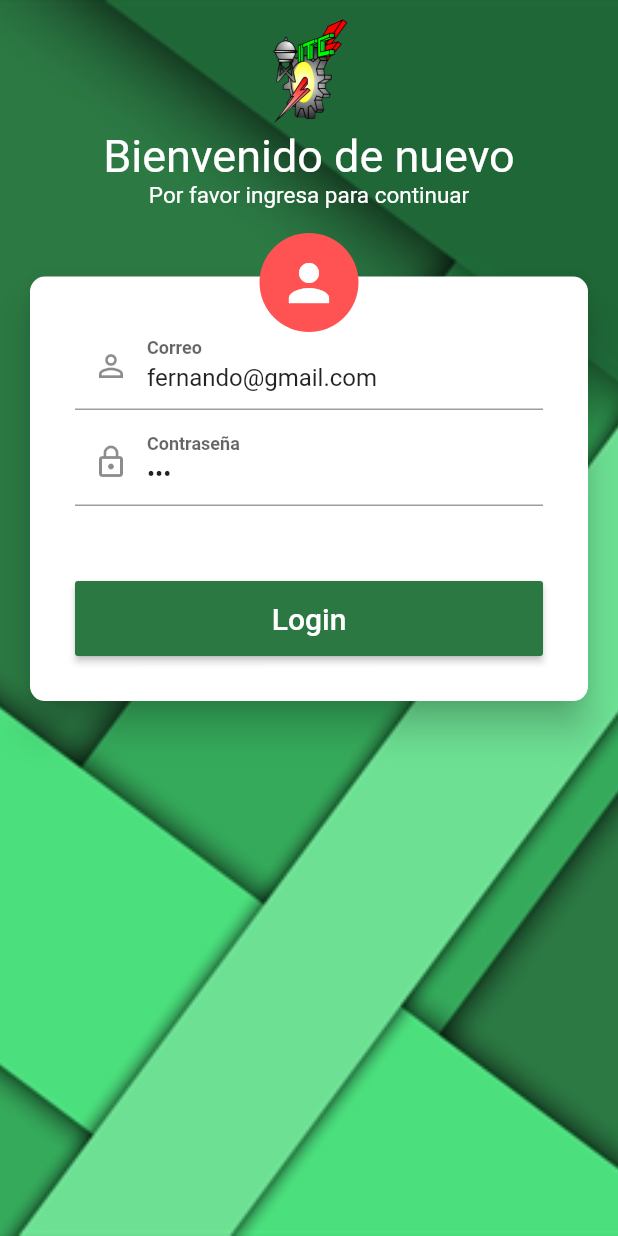
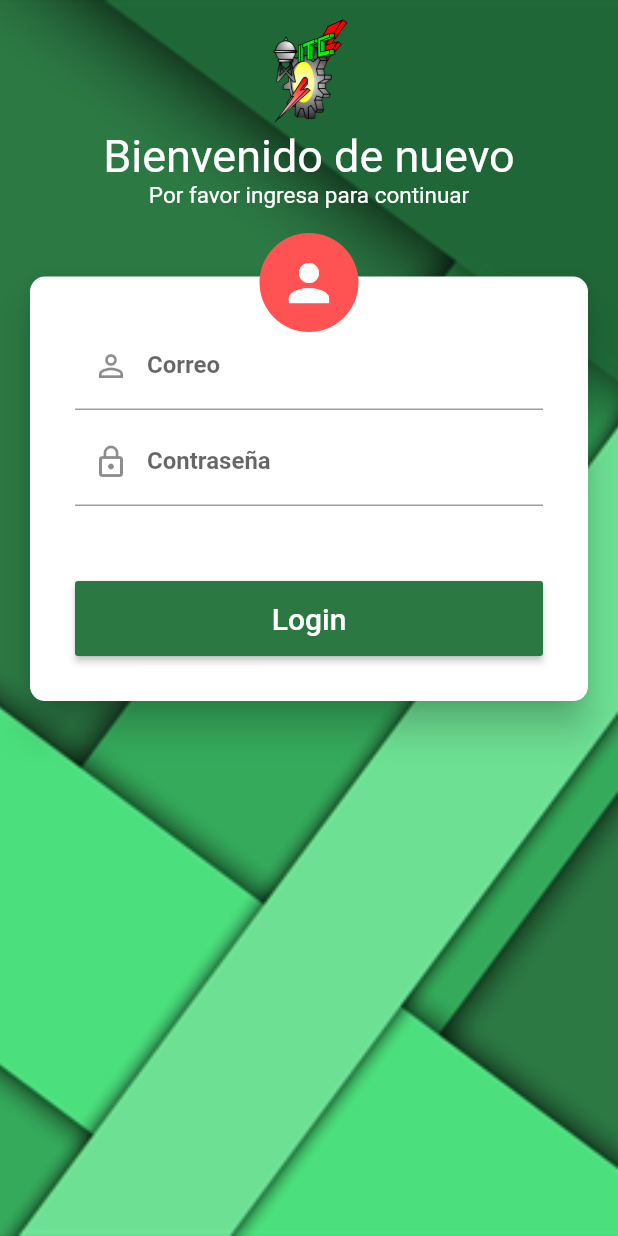
Before and after one commit to FernandoAcTr/covid19_itc_app, a Flutter app: the screen it shows after launch, on a phone screen of 412 x 824 dp. Run offline on Flutter 3.47's test engine with Material 2 defaults, Android fonts, the phone set to English and light mode, and no system bars; our stand-ins replace equatable, flutter_speed_dial, image_picker, shared_preferences.

Commit message:
quitar valores dummy del login

```diff
--- a/lib/src/ui/pages/login/widgets/login_card.dart
+++ b/lib/src/ui/pages/login/widgets/login_card.dart
@@ -4,8 +4,8 @@ import 'package:flutter/material.dart';
 import 'package:provider/provider.dart';
 
 class LoginCard extends StatelessWidget {
-  final emailController = TextEditingController(text: 'fernando@gmail.com');
-  final passwordController = TextEditingController(text: '123');
+  final emailController = TextEditingController();
+  final passwordController = TextEditingController();
 
   @override
   Widget build(BuildContext context) {
```
